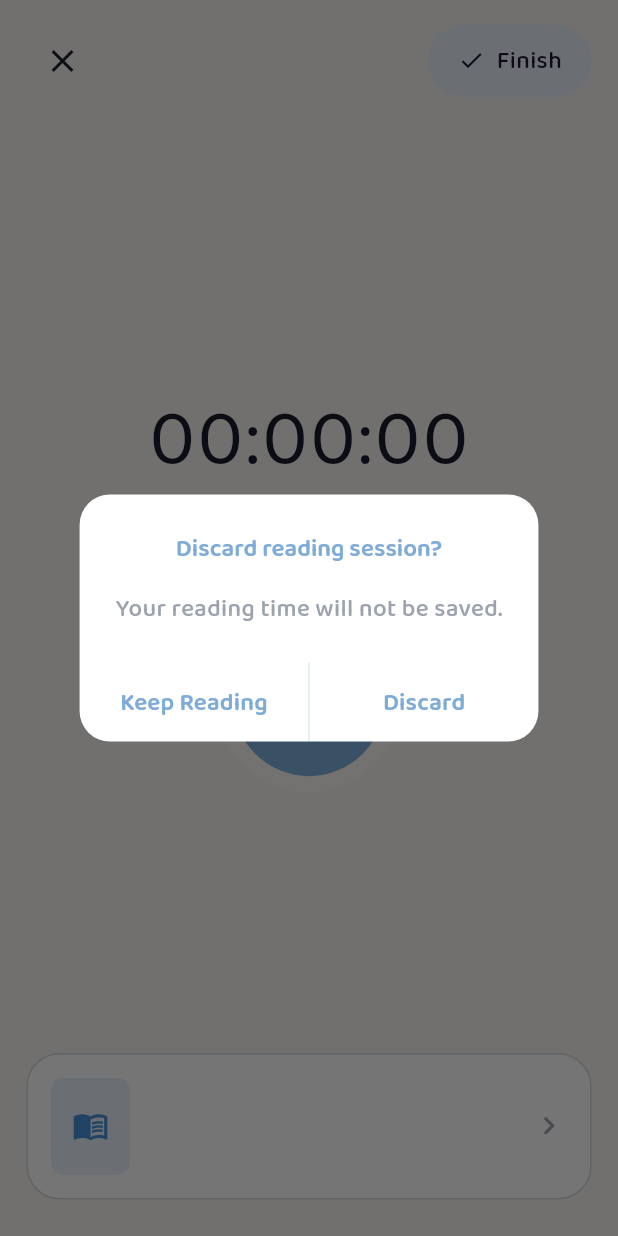
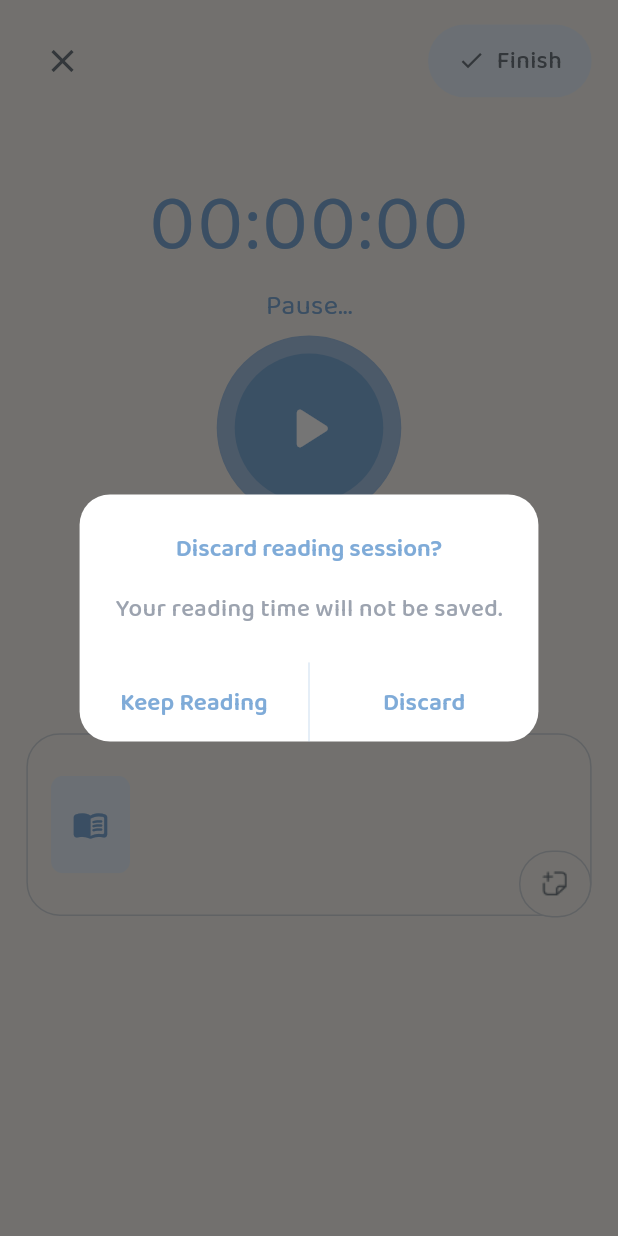
Before and after one commit to BENDJEMAAiman/Readly, a Flutter app: the ReadingSessionScreen screen opened directly with empty values, after a tap on the "close" icon, on a phone screen of 412 x 824 dp. Run offline on Flutter 3.47's test engine with Material 3 defaults, Android fonts, the phone set to English and light mode, and no system bars; our stand-ins replace cloud_firestore, dio, equatable, firebase_auth, firebase_core, flutter_bloc and 5 more; missing offline and left inert: cloudinary; accounts and stored records are empty; network calls fail; project files that could hold a hidden picture were left out.

Commit message:
fix add note button

```diff
--- a/lib/core/theme/app_colors.dart
+++ b/lib/core/theme/app_colors.dart
@@ -13,8 +13,10 @@ class AppColors {
   static const Color secondaryLight2 = Color(0xFFEFF6FF);
 
   //neutral
+
+  static const grey400 = Color(0xFFD1D5DB);
   static const grey500 = Color(0xFF9CA3AF);
-  static const grey400 = Color(0xFFD1D5DB);
+  static const grey600 = Color(0xFF707880);
   static const textSecondary = Color(0xFF40484F);
 
   //basic
--- a/lib/features/reading_session/presentation/pages/reading_session_screen.dart
+++ b/lib/features/reading_session/presentation/pages/reading_session_screen.dart
@@ -13,6 +13,8 @@ import 'package:readly/features/reading_session/presentation/widgets/session_boo
 import 'package:readly/features/reading_session/presentation/widgets/session_control_button.dart';
 import 'package:readly/features/reading_session/presentation/widgets/stopwatch_display.dart';
 import 'package:readly/features/readly/library/library/model/library_book.dart';
+import 'package:readly/core/routing/routes.dart';
+import 'package:readly/features/readly/notes/presentation/new_reading_note_args.dart';
 
 class ReadingSessionScreen extends StatefulWidget {
   const ReadingSessionScreen({super.key, required this.book});
@@ -157,9 +159,26 @@ class _ReadingSessionScreenState extends State<ReadingSessionScreen> {
           final isActive = state is SessionActive;
           final isSaving = state is SessionSaving;
 
+          final foregroundColor = isActive
+              ? AppColors.white
+              : AppColors.grey600;
+
+          final stopwatchTextColor = isActive
+              ? AppColors.white
+              : AppColors.buttonBlueDark;
+
+          final finishBackgroundColor = isActive
+              ? AppColors.white.withValues(alpha: 0.25)
+              : AppColors.secondaryLight;
+
           return Scaffold(
-            backgroundColor: AppColors.background,
-            body: SafeArea(
+            body: AnimatedContainer(
+              duration: const Duration(milliseconds: 400),
+              curve: Curves.easeInOut,
+              color: isActive
+                  ? const Color(0xFF7FABD8)
+                  : const Color(0xFFF8F5EF),
+              child: SafeArea(
                 child: Column(
                   children: [
                     Padding(
@@ -170,8 +189,8 @@ class _ReadingSessionScreenState extends State<ReadingSessionScreen> {
                       child: ReadingSessionTopBar(
                         onClose: _handleClose,
                         onFinish: _finishSession,
-                      foregroundColor: AppColors.primary,
-                      finishBackgroundColor: AppColors.secondaryLight,
+                        foregroundColor: foregroundColor,
+                        finishBackgroundColor: finishBackgroundColor,
                         isSaving: isSaving,
                       ),
                     ),
@@ -181,15 +200,15 @@ class _ReadingSessionScreenState extends State<ReadingSessionScreen> {
                         padding: EdgeInsets.symmetric(horizontal: 16.w),
                         child: Column(
                           children: [
-                          const Spacer(),
+                            SizedBox(height: 30.h),
 
                             StopwatchDisplay(
                               durationSeconds: durationSeconds,
                               isActive: isActive,
-                            textColor: AppColors.primary,
+                              textColor: stopwatchTextColor,
                             ),
 
-                          SizedBox(height: 40.h),
+                            SizedBox(height: 6.h),
 
                             SessionControlButton(
                               isActive: isActive,
@@ -198,16 +217,24 @@ class _ReadingSessionScreenState extends State<ReadingSessionScreen> {
                               },
                             ),
 
-                          const Spacer(),
+                            SizedBox(height: 140.h),
 
-                          SessionBookCard(book: widget.book),
-
-                          SizedBox(height: 24.h),
+                            SessionBookCard(
+                              book: widget.book,
+                              isActive: isActive,
+                              onNotesPressed: () async {
+                                await context.push(
+                                  Routes.newReadingNote,
+                                  extra: NewReadingNoteArgs(book: widget.book),
+                                );
+                              },
+                            ),
                           ],
                         ),
                       ),
                     ),
                   ],
+                ),
               ),
             ),
           );
--- a/lib/features/reading_session/presentation/widgets/session_book_card.dart
+++ b/lib/features/reading_session/presentation/widgets/session_book_card.dart
@@ -2,34 +2,59 @@ import 'package:flutter/material.dart';
 import 'package:flutter_screenutil/flutter_screenutil.dart';
 import 'package:readly/core/theme/app_colors.dart';
 import 'package:readly/core/theme/app_text_styles.dart';
+import 'package:readly/core/constants/app_assets.dart';
 import 'package:readly/features/readly/library/library/model/library_book.dart';
 
 class SessionBookCard extends StatelessWidget {
   const SessionBookCard({
     super.key,
     required this.book,
-    this.onTap,
+    required this.isActive,
+    required this.onNotesPressed,
   });
 
   final LibraryBook book;
-  final VoidCallback? onTap;
+  final bool isActive;
+  final VoidCallback onNotesPressed;
 
   @override
   Widget build(BuildContext context) {
-    return Material(
-      color: AppColors.white,
+    final cardColor = isActive
+        ? const Color(0xFFA4C3E4)
+        : AppColors.background;
+
+    final borderColor = isActive
+        ? AppColors.white.withValues(alpha: 0.35)
+        : AppColors.grey400;
+
+    final titleColor = isActive
+      ?AppColors.white
+      : AppColors.primaryLight;
+
+    final authorColor = isActive
+        ? AppColors.white
+        : AppColors.grey600;
+
+    return SizedBox(
+      height: 120.h,
+      child: Stack(
+        clipBehavior: Clip.none,
+        children: [
+          Material(
+            color: Colors.transparent,
             borderRadius: BorderRadius.circular(22.r),
             child: InkWell(
-        onTap: onTap,
               borderRadius: BorderRadius.circular(22.r),
-        child: Container(
+              child: AnimatedContainer(
+                duration: const Duration(milliseconds: 400),
+                curve: Curves.easeInOut,
                 width: double.infinity,
                 padding: EdgeInsets.all(14.w),
                 decoration: BoxDecoration(
-            color: AppColors.white,
+                  color: cardColor,
                   borderRadius: BorderRadius.circular(22.r),
                   border: Border.all(
-              color: AppColors.grey400,
+                    color: borderColor,
                     width: 1,
                   ),
                 ),
@@ -41,42 +66,74 @@ class SessionBookCard extends StatelessWidget {
 
                     Expanded(
                       child: Column(
+                        mainAxisAlignment: MainAxisAlignment.center,
                         crossAxisAlignment: CrossAxisAlignment.start,
                         children: [
-                    Text(
+                          AnimatedDefaultTextStyle(
+                            duration: const Duration(milliseconds: 400),
+                            curve: Curves.easeInOut,
+                            style: AppTextStyles.bodyMedium.copyWith(
+                              color: titleColor,
+                              fontWeight: FontWeight.w600,
+                            ),
+                            child: Text(
                               book.title,
                               maxLines: 1,
                               overflow: TextOverflow.ellipsis,
-                      style: AppTextStyles.bodyMedium.copyWith(
-                        color: AppColors.primary,
-                        fontWeight: FontWeight.w600,
                             ),
                           ),
 
                           SizedBox(height: 4.h),
 
-                    Text(
+                          AnimatedDefaultTextStyle(
+                            duration: const Duration(milliseconds: 400),
+                            curve: Curves.easeInOut,
+                            style: AppTextStyles.bodyMedium.copyWith(
+                              color: authorColor,
+                            ),
+                            child: Text(
                               book.author,
                               maxLines: 1,
                               overflow: TextOverflow.ellipsis,
-                      style: AppTextStyles.bodyMedium.copyWith(
-                        color: AppColors.grey500,
                             ),
                           ),
                         ],
                       ),
                     ),
-
-              SizedBox(width: 8.w),
-
-              Icon(
-                Icons.chevron_right_rounded,
-                size: 24.sp,
-                color: AppColors.grey500,
-              ),
                   ],
                 ),
               ),
+            ),
+          ),
+
+          // Notes button
+          Positioned(
+            right: 0.1.w,
+            bottom: -1.h,
+            child: GestureDetector(
+              onTap: onNotesPressed,
+              child: Container(
+                width: 44.w,
+                height: 44.h,
+                decoration: BoxDecoration(
+                  color: isActive
+                    ? const Color(0xFF7FABD8)
+                    : AppColors.background,
+                  borderRadius: BorderRadius.circular(22.r),
+                  border: Border.all(color: borderColor, width: 1)
+                ),
+                child: Center(
+                  child: Image.asset(
+                    AppAssets.counterIcon,
+                    color: authorColor,
+                    width: 22.w,
+                    height: 22.h,
+                  ),
+                ),
+              ),
+            ),
+          ),
+        ],
       ),
     );
   }
@@ -84,36 +141,33 @@ class SessionBookCard extends StatelessWidget {
   Widget _buildCover() {
     final coverUrl = _getCoverUrl();
 
-    if (coverUrl != null) {
     return ClipRRect(
       borderRadius: BorderRadius.circular(8.r),
-        child: Image.network(
-          coverUrl,
+      child: SizedBox(
         width: 48.w,
         height: 64.h,
+        child: coverUrl != null
+            ? Image.network(
+                coverUrl,
                 fit: BoxFit.cover,
-          errorBuilder: (context, error, stackTrace) {
+                errorBuilder: (_, _, _) {
                   return _placeholderCover();
                 },
+              )
+            : _placeholderCover(),
       ),
     );
-    }
-
-    return _placeholderCover();
   }
 
   Widget _placeholderCover() {
     return Container(
       width: 48.w,
       height: 64.h,
-      decoration: BoxDecoration(
       color: AppColors.secondaryLight,
-        borderRadius: BorderRadius.circular(8.r),
-      ),
       child: Icon(
-        Icons.menu_book_outlined,
+        Icons.menu_book_rounded,
         size: 24.sp,
-        color: AppColors.secondary,
+        color: AppColors.buttonBlueDark,
       ),
     );
   }
--- a/lib/features/reading_session/presentation/widgets/session_control_button.dart
+++ b/lib/features/reading_session/presentation/widgets/session_control_button.dart
@@ -1,5 +1,6 @@
 import 'package:flutter/material.dart';
 import 'package:flutter_screenutil/flutter_screenutil.dart';
+import 'package:readly/core/theme/app_colors.dart';
 
 class SessionControlButton extends StatelessWidget {
   const SessionControlButton({
@@ -19,26 +20,51 @@ class SessionControlButton extends StatelessWidget {
       child: InkWell(
         onTap: onPressed,
         customBorder: const CircleBorder(),
-        child: Container(
+        child: AnimatedContainer(
+          duration: const Duration(milliseconds: 400),
+          curve: Curves.easeInOut,
           width: 112.w,
           height: 112.w,
+          padding: EdgeInsets.all(10.w),
           decoration: BoxDecoration(
             shape: BoxShape.circle,
-            color: Colors.white.withValues(alpha: 0.35),
+            color: isActive
+                ? Colors.white.withValues(alpha: 0.35)
+                : const Color(0xFFA4C3E4).withValues(alpha: 0.99),
+            border: Border.all(
+              color: isActive
+                  ? Colors.transparent
+                  : const Color(0xFFA4C3E4),
+              width: 1,
+            ),
           ),
-          padding: EdgeInsets.all(10.w),
-          child: Container(
-            decoration: const BoxDecoration(
+          child: AnimatedContainer(
+            duration: const Duration(milliseconds: 400),
+            curve: Curves.easeInOut,
+            decoration:  BoxDecoration(
               shape: BoxShape.circle,
-              color: Color(0xFF7FAEDB),
+              color: isActive
+
+                ? AppColors.background
+                : Color(0xFF7FAEDB),
             ),
             child: Center(
-              child: Icon(
-                isActive
-                    ? Icons.pause_rounded
-                    : Icons.play_arrow_rounded,
-                size: 48.sp,
-                color: Colors.white,
+              child: AnimatedSwitcher(
+                duration: const Duration(milliseconds: 250),
+                transitionBuilder: (child, animation) {
+                  return FadeTransition(
+                    opacity: animation,
+                    child: ScaleTransition(scale: animation, child: child),
+                  );
+                },
+                child: Icon(
+                  isActive ? Icons.pause_rounded : Icons.play_arrow_rounded,
+                  key: ValueKey(isActive),
+                  size: 48.sp,
+                  color: isActive
+                    ? Color(0xFF7FAEDB)
+                    :Colors.white,
+                ),
               ),
             ),
           ),
--- a/lib/features/reading_session/presentation/widgets/stopwatch_display.dart
+++ b/lib/features/reading_session/presentation/widgets/stopwatch_display.dart
@@ -29,8 +29,6 @@ class StopwatchDisplay extends StatelessWidget {
           ),
         ),
 
-        SizedBox(height: 4.h),
-
         Text(
           isActive ? 'Reading...' : 'Pause...',
           style: AppTextStyles.bodyLarge.copyWith(
```
Lines whose indentation alone changed are shown as unchanged.
